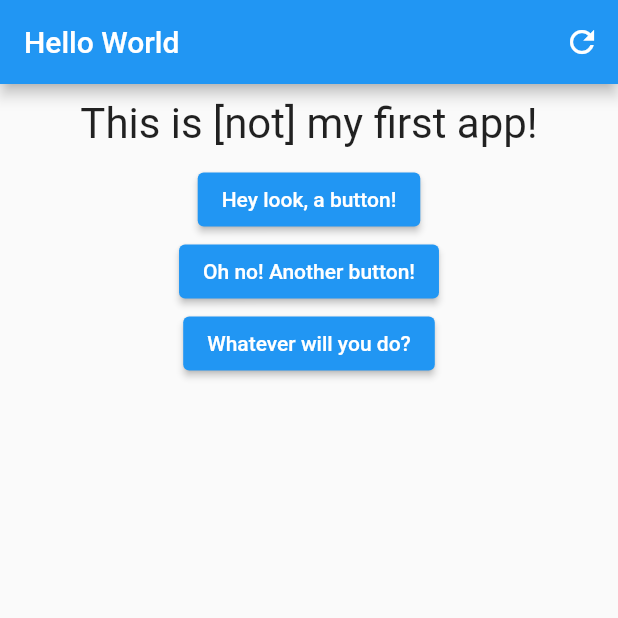
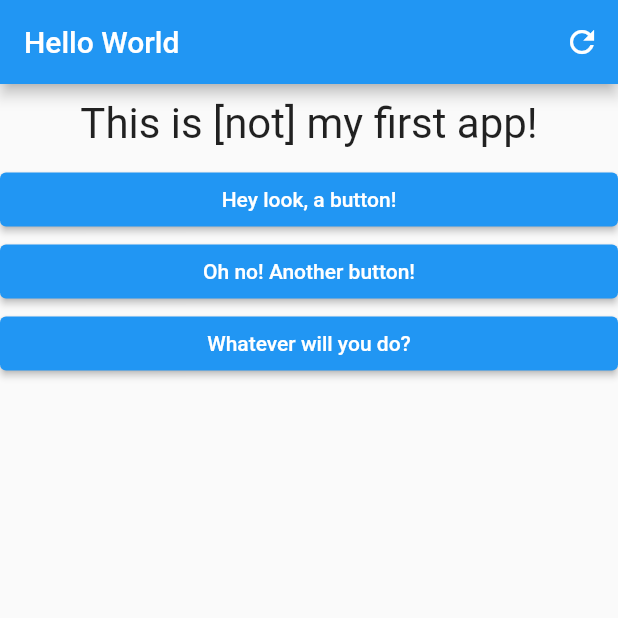
Before and after one commit to bsdonald/flutter_complete_guide, a Flutter app: the screen it shows after launch, on a phone screen of 412 x 824 dp, the top half of it. Run offline on Flutter 3.47's test engine with Material 2 defaults, Android fonts, the phone set to English and light mode, and no system bars.

Commit message:
created response widget

```diff
--- a/lib/home/home_screen.dart
+++ b/lib/home/home_screen.dart
@@ -1,6 +1,7 @@
 import 'package:flutter/material.dart';
 import 'package:shop_app/home/constants.dart';
 import 'package:shop_app/home/prompt.dart';
+import 'package:shop_app/home/response.dart';
 
 class HomeScreen extends StatefulWidget {
   const HomeScreen({super.key});
@@ -41,17 +42,17 @@ class _HomeScreenState extends State<HomeScreen> {
         child: Column(
           children: [
             Prompt(prompts[_promptIndex]),
-            ElevatedButton(
-              child: Text(constants.buttonOne),
+            Response(
               onPressed: () => _buttonPress(1),
+              text: constants.buttonOne,
             ),
-            ElevatedButton(
-              child: Text(constants.buttonTwo),
+            Response(
               onPressed: () => _buttonPress(2),
+              text: constants.buttonTwo,
             ),
-            ElevatedButton(
-              child: Text(constants.buttonThree),
+            Response(
               onPressed: () => _buttonPress(3),
+              text: constants.buttonThree,
             ),
           ],
         ),
--- /dev/null
+++ b/lib/home/response.dart
@@ -0,0 +1,22 @@
+import 'package:flutter/material.dart';
+import 'package:shop_app/home/constants.dart';
+
+class Response extends StatelessWidget {
+  final VoidCallback onPressed;
+  final String text;
+  const Response({super.key, required this.onPressed, required this.text});
+
+  @override
+  Widget build(BuildContext context) {
+    return Container(
+      width: double.infinity,
+      child: ElevatedButton(
+        style: ButtonStyle(
+            backgroundColor: MaterialStateProperty.all(Colors.blue),
+            foregroundColor: MaterialStateProperty.all(Colors.white)),
+        onPressed: onPressed,
+        child: Text(text),
+      ),
+    );
+  }
+}
```
